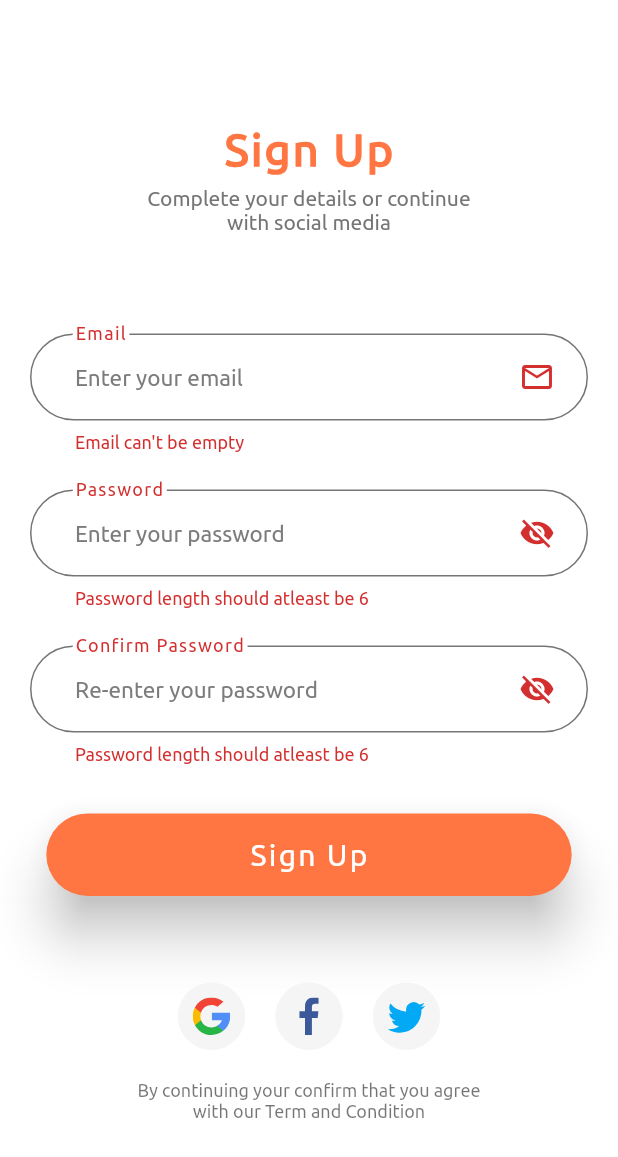
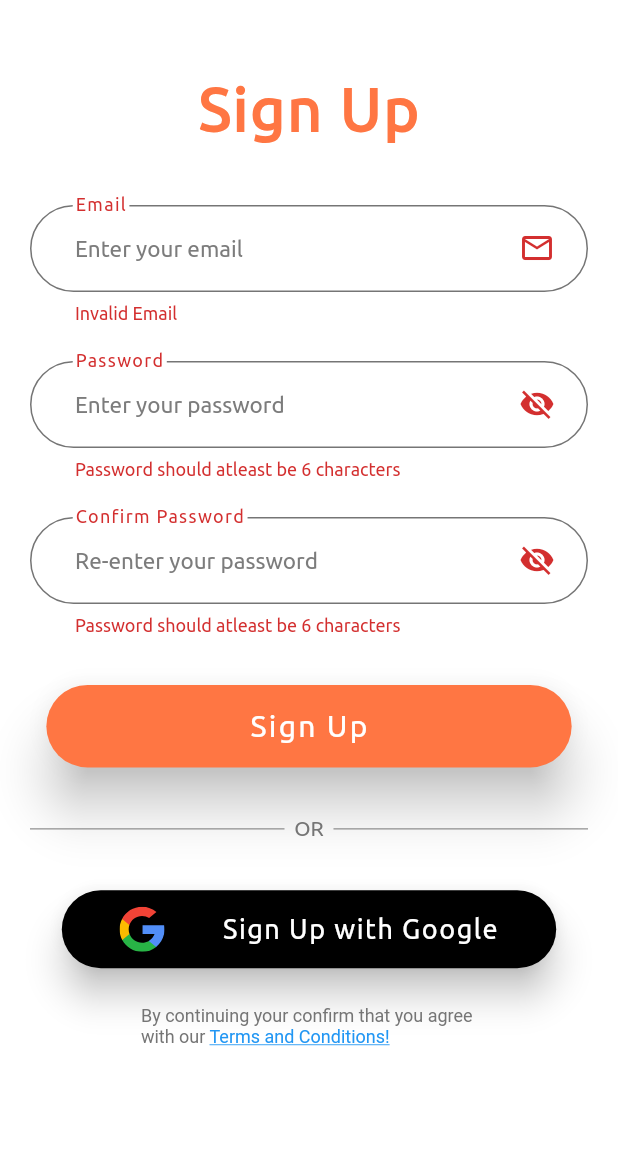
Before and after one commit to qwertypool/Book-Store, a Flutter app: the SignUpScreen screen opened directly, after a tap on "Sign Up", on a phone screen of 412 x 824 dp. Shown: the top 1157 px of the screen. Run offline on Flutter 3.47's test engine with Material 2 defaults, Android fonts, the light colour scheme and no system bars; our stand-ins replace bottom_navy_bar, carousel_slider, firebase_auth, firebase_core, flutter_svg; accounts and stored records are empty.

Commit message:
added google sign in ui

```diff
--- a/lib/Screens/Registration/login.dart
+++ b/lib/Screens/Registration/login.dart
@@ -1,3 +1,4 @@
+import 'package:book_store/Authentication/firebase_authentication.dart';
 import 'package:book_store/Components/defaultButton.dart';
 import 'package:book_store/Components/socialCard.dart';
 import 'package:book_store/Screens/Registration/signUp.dart';
@@ -97,10 +98,15 @@ class SignInForm extends StatefulWidget {
 
 class _SignInFormState extends State<SignInForm> {
   final _formKey = GlobalKey<FormState>();
+  bool remember = false;
+  bool isConfirmVisible = false;
+  bool isVisible = false;
+  AuthClass authClass = AuthClass();
+  TextEditingController _emailController = TextEditingController();
+  TextEditingController _passwordController = TextEditingController();
   final List<String> errors = [];
   String? password;
   String? email;
-  bool remember = false;
 
   @override
   Widget build(BuildContext context) {
@@ -156,9 +162,14 @@ class _SignInFormState extends State<SignInForm> {
 
   TextFormField buildPasswordField() {
     return TextFormField(
+      obscureText: !isVisible,
+      controller: _passwordController,
+      validator: (value) {
+        if (value!.length <1) return "Please enter valid password";
+        return null;
+      },
       cursorColor: Colors.black,
       cursorHeight: 20,
-      obscureText: true,
       decoration: InputDecoration(
         labelText: "Password",
         labelStyle: TextStyle(
@@ -170,9 +181,18 @@ class _SignInFormState extends State<SignInForm> {
         contentPadding: EdgeInsets.symmetric(horizontal: 30, vertical: 20),
         enabledBorder: outlineInputBorder(),
         focusedBorder: outlineInputBorder(),
-        suffixIcon: Padding(
+        focusedErrorBorder: outlineInputBorder(),
+        errorBorder: outlineInputBorder(),
+                suffixIcon: Padding(
           padding: const EdgeInsets.fromLTRB(0, 0, 20, 0),
-          child: Icon(Icons.lock),
+          child: InkWell(
+            child: Icon(isVisible ? Icons.visibility : Icons.visibility_off),
+            onTap: () {
+              setState(() {
+                isVisible = !isVisible;
+              });
+            },
+          ),
         ),
       ),
     );
@@ -181,6 +201,11 @@ class _SignInFormState extends State<SignInForm> {
   TextFormField buildEmailField() {
     return TextFormField(
       keyboardType: TextInputType.emailAddress,
+      controller: _emailController,
+      validator: (value) {
+        if (value!.isEmpty) return "Please enter your email";
+        return null;
+      },
       cursorColor: Colors.black,
       cursorHeight: 20,
       decoration: InputDecoration(
@@ -194,6 +219,8 @@ class _SignInFormState extends State<SignInForm> {
         contentPadding: EdgeInsets.symmetric(horizontal: 30, vertical: 20),
         enabledBorder: outlineInputBorder(),
         focusedBorder: outlineInputBorder(),
+        focusedErrorBorder: outlineInputBorder(),
+        errorBorder: outlineInputBorder(),
         suffixIcon: Padding(
           padding: const EdgeInsets.fromLTRB(0, 0, 20, 0),
           child: Icon(Icons.email_outlined),
--- a/lib/Screens/Registration/signUp.dart
+++ b/lib/Screens/Registration/signUp.dart
@@ -2,6 +2,7 @@ import 'package:book_store/Authentication/firebase_authentication.dart';
 import 'package:book_store/Components/defaultButton.dart';
 import 'package:book_store/Components/socialCard.dart';
 import 'package:flutter/material.dart';
+import 'package:flutter_svg/svg.dart';
 
 import '../../constantParameters.dart';
 
@@ -22,51 +23,101 @@ class SignUpScreen extends StatelessWidget {
               child: Column(
                 children: [
                   SizedBox(
-                    height: size.height * 0.1,
+                    height: size.height * 0.06,
                   ),
                   Text(
                     "Sign Up",
                     style: TextStyle(
                         color: kPrimaryColor,
-                        fontSize: 30,
+                        fontSize: 40,
                         fontWeight: FontWeight.bold,
                         letterSpacing: 1.5),
                   ),
-                  SizedBox(
-                    height: defaultPadding * 0.5,
-                  ),
-                  Text(
-                    "Complete your details or continue \nwith social media",
-                    textAlign: TextAlign.center,
-                  ),
-                  SizedBox(height: size.height * 0.08),
+
+                  SizedBox(height: size.height * 0.05),
                   SignUpForm(),
                   SizedBox(
-                    height: size.height * 0.07,
+                    height: size.height * 0.04,
                   ),
                   Row(
-                    mainAxisAlignment: MainAxisAlignment.center,
                     children: [
-                      SocalCard(
-                        icon: "assets/svgs/google.svg",
-                        press: () {},
+                      Expanded(
+                        child: Divider(
+                          color: Colors.grey[600],
+                          height: 1.5,
+                        ),
                       ),
-                      SocalCard(
-                        icon: "assets/svgs/facebook.svg",
-                        press: () {},
-                      ),
-                      SocalCard(
-                        icon: "assets/svgs/twitter.svg",
-                        press: () {},
+                      Text('  OR  ',),
+                      Expanded(
+                        child: Divider(
+                          color: Colors.grey[600],
+                          height: 1.5,
+                        ),
                       ),
                     ],
                   ),
-                  SizedBox(height: 20),
-                  Text(
-                    'By continuing your confirm that you agree \nwith our Term and Condition',
-                    textAlign: TextAlign.center,
-                    style: Theme.of(context).textTheme.caption,
-                  )
+                  SizedBox(height: size.height * 0.04,),
+                  RawMaterialButton(
+                    constraints: BoxConstraints(
+                      maxWidth:size.width*0.8,
+                      minHeight: 52
+                   ),
+                    elevation: 10,
+                    //fillColor: kPrimaryColor.withOpacity(0.5),
+                    fillColor: Colors.black,
+                    //fillColor: kSecondaryColor,
+                    onPressed: (){},
+                    child: Row(
+                      mainAxisAlignment: MainAxisAlignment.spaceEvenly,
+                      children: [
+                        SizedBox(
+                          height: 30,
+                          width: 30,
+                          // child: Image.asset('assets/svgs/google.svg')),
+                          child: SvgPicture.asset('assets/svgs/google.svg')),
+                        Text('Sign Up with Google',style: TextStyle(color: Colors.white,fontSize: 18,letterSpacing: 1),)
+                      ],
+                    ),
+                    shape: RoundedRectangleBorder(
+                      borderRadius: BorderRadius.circular(30),
+
+                      ),
+                  ),
+                  // Row(
+                  //   mainAxisAlignment: MainAxisAlignment.center,
+                  //   children: [
+                  //     SocalCard(
+                  //       icon: "assets/svgs/google.svg",
+                  //       press: () {},
+                  //     ),
+                  //     SocalCard(
+                  //       icon: "assets/svgs/facebook.svg",
+                  //       press: () {},
+                  //     ),
+                  //     SocalCard(
+                  //       icon: "assets/svgs/twitter.svg",
+                  //       press: () {},
+                  //     ),
+                  //   ],
+                  // ),
+                  SizedBox(height: 25),
+                  RichText(
+                  text: TextSpan(
+                    text: 'By continuing your confirm that you agree \nwith our ',
+                    style: TextStyle(color: kSecondaryColor,fontSize: 12),
+                    children: <TextSpan>[
+                      TextSpan(
+                          text: 'Terms and Conditions!',
+                          style: TextStyle(color: Colors.blue,decoration:TextDecoration.underline,)),
+
+                    ],
+                  ),
+                ),
+                  // Text(
+                  //   'By continuing your confirm that you agree \nwith our Term and Condition',
+                  //   textAlign: TextAlign.center,
+                  //   style: Theme.of(context).textTheme.caption,
+                  // )
                 ],
               ),
             ),
@@ -129,7 +180,7 @@ class _SignUpFormState extends State<SignUpForm> {
       obscureText: !isConfirmVisible,
       controller: _confirmPasswordController,
       validator: (value) {
-        if (value!.length < 6) return "Password length should atleast be 6";
+        if (value!.length < 6) return "Password should atleast be 6 characters";
         return null;
       },
       decoration: InputDecoration(
@@ -144,6 +195,7 @@ class _SignUpFormState extends State<SignUpForm> {
         enabledBorder: outlineInputBorder(),
         focusedBorder: outlineInputBorder(),
         errorBorder: outlineInputBorder(),
+        focusedErrorBorder: outlineInputBorder(),
         suffixIcon: Padding(
           padding: const EdgeInsets.fromLTRB(0, 0, 20, 0),
           child: InkWell(
@@ -165,7 +217,7 @@ class _SignUpFormState extends State<SignUpForm> {
       obscureText: !isVisible,
       controller: _passwordController,
       validator: (value) {
-        if (value!.length < 6) return "Password length should atleast be 6";
+        if (value!.length < 6) return "Password should atleast be 6 characters";
         return null;
       },
       decoration: InputDecoration(
@@ -180,6 +232,7 @@ class _SignUpFormState extends State<SignUpForm> {
         enabledBorder: outlineInputBorder(),
         errorBorder: outlineInputBorder(),
         focusedBorder: outlineInputBorder(),
+        focusedErrorBorder: outlineInputBorder(),
         suffixIcon: Padding(
           padding: const EdgeInsets.fromLTRB(0, 0, 20, 0),
           child: InkWell(
@@ -200,7 +253,7 @@ class _SignUpFormState extends State<SignUpForm> {
       keyboardType: TextInputType.emailAddress,
       controller: _emailController,
       validator: (value) {
-        if (value!.isEmpty) return "Email can't be empty";
+        if (value!.isEmpty) return "Invalid Email";
         return null;
       },
       decoration: InputDecoration(
@@ -215,6 +268,7 @@ class _SignUpFormState extends State<SignUpForm> {
         enabledBorder: outlineInputBorder(),
         focusedBorder: outlineInputBorder(),
         errorBorder: outlineInputBorder(),
+        focusedErrorBorder: outlineInputBorder(),
         suffixIcon: Padding(
           padding: const EdgeInsets.fromLTRB(0, 0, 20, 0),
           child: Icon(Icons.email_outlined),
```
